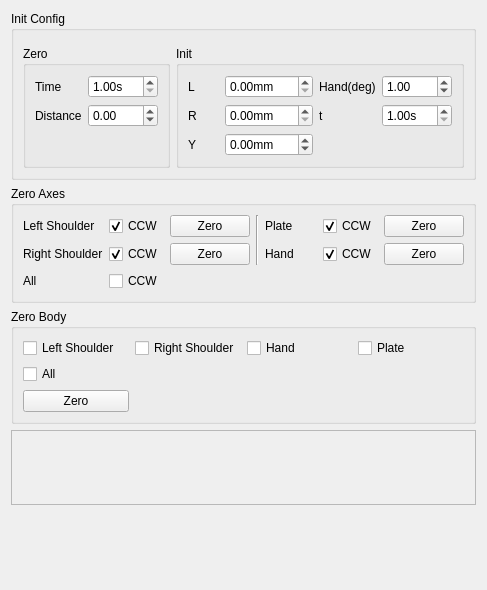
The window that source/wnd/ui/deltapref.ui (ww4u/megarobostudio) describes before a commit, drawn with Qt 5.
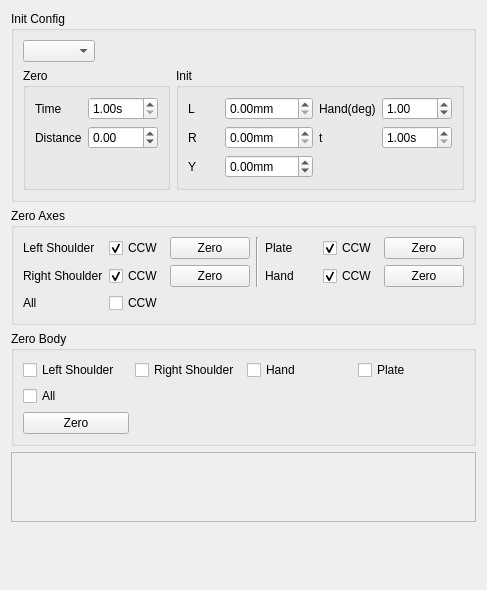
The same window after the commit. Icons and pictures are not drawn. Custom widgets are drawn as their Qt base class.

Diff of the .ui file:
```diff
--- a/source/wnd/ui/deltapref.ui
+++ b/source/wnd/ui/deltapref.ui
@@ -185,7 +185,7 @@
        </widget>
       </item>
       <item row="0" column="0">
-       <widget class="PageOption" name="widget" native="true"/>
+       <widget class="AxisPage" name="widget"/>
       </item>
      </layout>
     </widget>
@@ -390,7 +390,7 @@
         <x>0</x>
         <y>0</y>
         <width>467</width>
-        <height>94</height>
+        <height>89</height>
        </rect>
       </property>
       <layout class="QVBoxLayout" name="verticalLayout_2">
@@ -434,10 +434,9 @@
  </widget>
  <customwidgets>
   <customwidget>
-   <class>PageOption</class>
-   <extends>QWidget</extends>
-   <header>pageoption.h</header>
-   <container>1</container>
+   <class>AxisPage</class>
+   <extends>QComboBox</extends>
+   <header>axispage.h</header>
   </customwidget>
  </customwidgets>
  <resources/>
```
